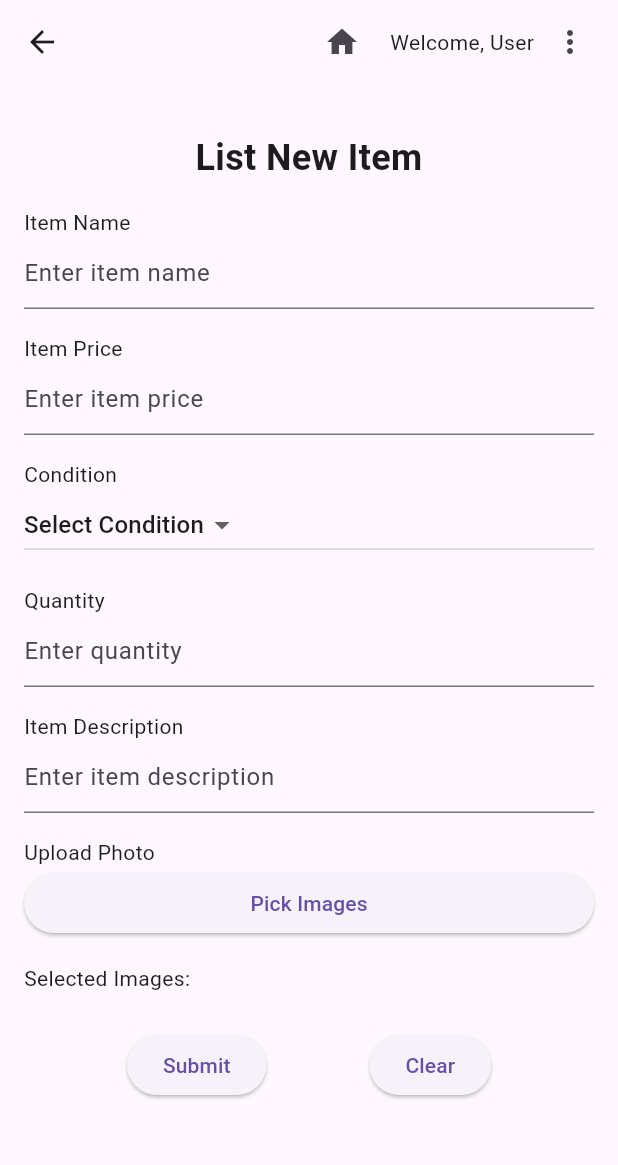
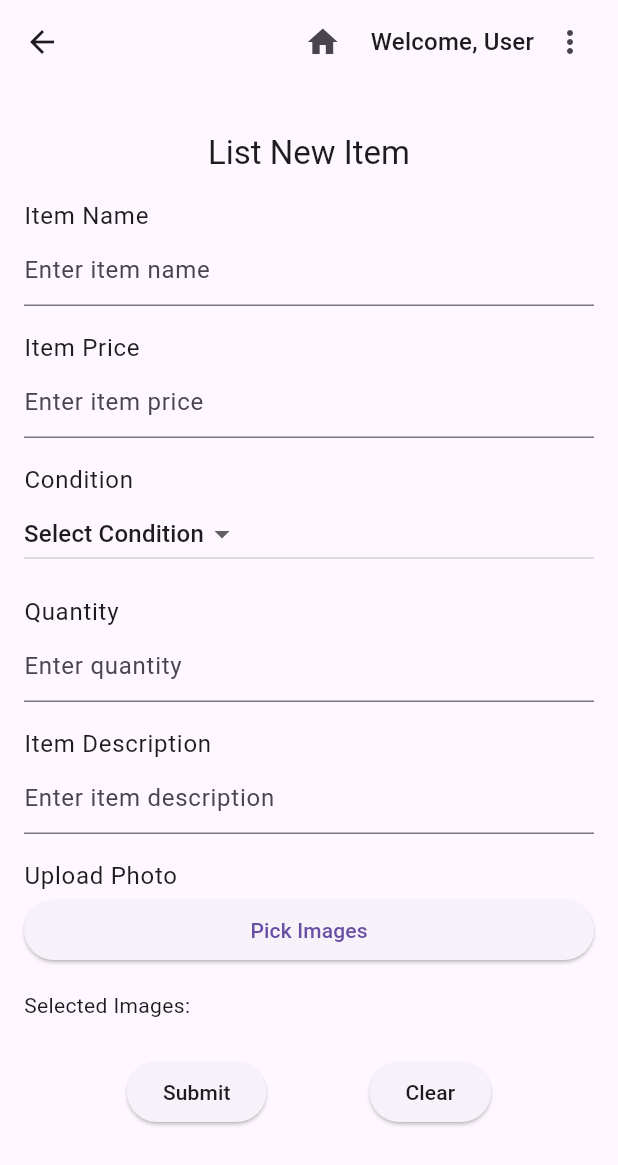
Before and after one commit to kingsley-aaron/MyCampusMarketplace_FrontEnd, a Flutter app: the HomeScreen screen opened directly, after a tap on "List New Item", on a phone screen of 412 x 824 dp. Shown: the top 1165 px of the screen. Run offline on Flutter 3.47's test engine with Material 3 defaults, Android fonts, the phone set to English and light mode, and no system bars; our stand-ins replace font_awesome_flutter, image_picker.

Commit message:
Updated theme design

```diff
--- a/my_campus_marketplace_front_end/lib/Views/listItem.dart
+++ b/my_campus_marketplace_front_end/lib/Views/listItem.dart
@@ -80,7 +80,10 @@ class _ListItemPageState extends State<ListItemPage> {
             padding: const EdgeInsets.all(8.0),
             child: Row(
               children: [
-                Text('Welcome, $userName'),
+                Text(
+                  'Welcome, $userName',
+                  style: Theme.of(context).textTheme.titleMedium,
+                ),
                 PopupMenuButton<String>(
                   onSelected: (value) {
                     if (value == 'myListings') {
@@ -97,13 +100,19 @@ class _ListItemPageState extends State<ListItemPage> {
                   },
                   itemBuilder: (BuildContext context) =>
                       <PopupMenuEntry<String>>[
-                    const PopupMenuItem<String>(
+                    PopupMenuItem<String>(
                       value: 'myListings',
-                      child: Text('My Listings'),
+                      child: Text(
+                        'My Listings',
+                        style: Theme.of(context).textTheme.titleMedium,
+                      ),
                     ),
-                    const PopupMenuItem<String>(
+                    PopupMenuItem<String>(
                       value: 'signOut',
-                      child: Text('Sign Out'),
+                      child: Text(
+                        'Sign Out',
+                        style: Theme.of(context).textTheme.titleMedium,
+                      ),
                     ),
                   ],
                 ),
@@ -112,6 +121,7 @@ class _ListItemPageState extends State<ListItemPage> {
           ),
         ],
       ),
+      backgroundColor: Theme.of(context).scaffoldBackgroundColor,
       body: SingleChildScrollView(
         padding: EdgeInsets.all(16.0),
         child: Column(
@@ -121,14 +131,11 @@ class _ListItemPageState extends State<ListItemPage> {
               padding: EdgeInsets.all(16.0),
               child: Text(
                 'List New Item',
-                style: TextStyle(
-                  fontSize: 24,
-                  fontWeight: FontWeight.bold,
-                ),
+                style: Theme.of(context).textTheme.titleLarge,
                 textAlign: TextAlign.center,
               ),
             ),
-            Text('Item Name'),
+            Text('Item Name', style: Theme.of(context).textTheme.bodyLarge),
             TextField(
               controller: _itemNameController,
               decoration: InputDecoration(
@@ -136,7 +143,7 @@ class _ListItemPageState extends State<ListItemPage> {
               ),
             ),
             SizedBox(height: 16.0),
-            Text('Item Price'),
+            Text('Item Price', style: Theme.of(context).textTheme.bodyLarge),
             TextField(
               controller: _itemPriceController,
               decoration: InputDecoration(
@@ -144,7 +151,7 @@ class _ListItemPageState extends State<ListItemPage> {
               ),
             ),
             SizedBox(height: 16.0),
-            Text('Condition'),
+            Text('Condition', style: Theme.of(context).textTheme.bodyLarge),
             DropdownButton<int>(
               value: _selectedConditionIndex,
               onChanged: (value) {
@@ -176,7 +183,10 @@ class _ListItemPageState extends State<ListItemPage> {
               ],
             ),
             SizedBox(height: 16.0),
-            Text('Quantity'), // New field: Quantity
+            Text('Quantity',
+                style: Theme.of(context)
+                    .textTheme
+                    .bodyLarge), // New field: Quantity
             TextFormField(
               controller: _quantityController,
               keyboardType: TextInputType.number,
@@ -185,7 +195,8 @@ class _ListItemPageState extends State<ListItemPage> {
               ),
             ),
             SizedBox(height: 16.0),
-            Text('Item Description'),
+            Text('Item Description',
+                style: Theme.of(context).textTheme.bodyLarge),
             TextField(
               controller: _itemDescriptionController,
               maxLines: null,
@@ -194,7 +205,7 @@ class _ListItemPageState extends State<ListItemPage> {
               ),
             ),
             SizedBox(height: 16.0),
-            Text('Upload Photo'),
+            Text('Upload Photo', style: Theme.of(context).textTheme.bodyLarge),
             ElevatedButton(
               onPressed: _pickImages,
               child: Text('Pick Images'),
@@ -226,7 +237,10 @@ class _ListItemPageState extends State<ListItemPage> {
                   onPressed: () {
                     _submitForm();
                   },
-                  child: Text('Submit'),
+                  child: Text(
+                    'Submit',
+                    style: Theme.of(context).textTheme.labelLarge,
+                  ),
                 ),
                 ElevatedButton(
                   onPressed: () {
@@ -240,7 +254,10 @@ class _ListItemPageState extends State<ListItemPage> {
                       selectedImages.clear();
                     });
                   },
-                  child: Text('Clear'),
+                  child: Text(
+                    'Clear',
+                    style: Theme.of(context).textTheme.labelLarge,
+                  ),
                 ),
               ],
             ),
--- a/my_campus_marketplace_front_end/lib/Views/mainMenu.dart
+++ b/my_campus_marketplace_front_end/lib/Views/mainMenu.dart
@@ -1,13 +1,12 @@
+import 'package:flutter/material.dart';
+import 'forSale.dart';
+import 'listItem.dart';
+import 'myListings.dart';
+import 'package:mycampusmarketplace/views/loginview.dart';
+import 'package:mycampusmarketplace/main.dart' as m;
 import 'package:mycampusmarketplace/Models/item.dart';
 import 'package:mycampusmarketplace/Repositories/itemClient.dart';
 import 'package:mycampusmarketplace/Repositories/userClient.dart';
-import 'package:mycampusmarketplace/main.dart';
-import '../main.dart' as m;
-import 'listItem.dart';
-import 'package:flutter/material.dart';
-import 'package:mycampusmarketplace/views/loginview.dart';
-import 'forSale.dart';
-import 'myListings.dart';
 import 'package:font_awesome_flutter/font_awesome_flutter.dart';
 
 class HomeScreen extends StatefulWidget {
@@ -22,7 +21,7 @@ class HomeScreen extends StatefulWidget {
 }
 
 class _HomeScreenState extends State<HomeScreen> {
-  _HomeScreenState(userName);
+  _HomeScreenState(this.userName);
   late String userName = widget.userName;
 
   List<Item> items = List.empty();
@@ -61,7 +60,6 @@ class _HomeScreenState extends State<HomeScreen> {
   Widget build(BuildContext context) {
     return Scaffold(
       appBar: AppBar(
-        // title: Text('My Campus Marketplace'),
         actions: [
           Padding(
             padding: const EdgeInsets.all(8.0),
@@ -69,12 +67,7 @@ class _HomeScreenState extends State<HomeScreen> {
               children: [
                 Text(
                   'Welcome, $userName',
-                  style: TextStyle(
-                    fontFamily: 'Quicksand',
-                    fontSize: 16, // Adjust font size as needed
-                    fontWeight:
-                        FontWeight.normal, // Adjust font weight as needed
-                  ),
+                  style: Theme.of(context).textTheme.titleMedium,
                 ),
                 PopupMenuButton<String>(
                   onSelected: (value) {
@@ -92,28 +85,18 @@ class _HomeScreenState extends State<HomeScreen> {
                   },
                   itemBuilder: (BuildContext context) =>
                       <PopupMenuEntry<String>>[
-                    const PopupMenuItem<String>(
+                    PopupMenuItem<String>(
                       value: 'myListings',
                       child: Text(
                         'My Listings',
-                        style: TextStyle(
-                          fontFamily: 'Quicksand',
-                          fontSize: 16, // Adjust font size as needed
-                          fontWeight:
-                              FontWeight.normal, // Adjust font weight as needed
-                        ),
+                        style: Theme.of(context).textTheme.titleMedium,
                       ),
                     ),
-                    const PopupMenuItem<String>(
+                    PopupMenuItem<String>(
                       value: 'signOut',
                       child: Text(
                         'Sign Out',
-                        style: TextStyle(
-                          fontFamily: 'Quicksand',
-                          fontSize: 16, // Adjust font size as needed
-                          fontWeight:
-                              FontWeight.normal, // Adjust font weight as needed
-                        ),
+                        style: Theme.of(context).textTheme.titleMedium,
                       ),
                     ),
                   ],
@@ -123,6 +106,7 @@ class _HomeScreenState extends State<HomeScreen> {
           ),
         ],
       ),
+      backgroundColor: Theme.of(context).scaffoldBackgroundColor,
       body: Column(
         crossAxisAlignment: CrossAxisAlignment.stretch,
         children: [
@@ -130,12 +114,7 @@ class _HomeScreenState extends State<HomeScreen> {
             padding: EdgeInsets.all(16.0),
             child: Text(
               'My Campus Marketplace',
-              style: TextStyle(
-                fontFamily: 'Quicksand',
-                fontSize: 24,
-                fontWeight: FontWeight.bold,
-                color: Color.fromARGB(229, 41, 39, 39),
-              ),
+              style: Theme.of(context).textTheme.titleLarge,
               textAlign: TextAlign.center,
             ),
           ),
@@ -155,29 +134,40 @@ class _HomeScreenState extends State<HomeScreen> {
                         ),
                       );
                     },
+                    style: ElevatedButton.styleFrom(
+                      backgroundColor: Color.fromARGB(223, 5, 40, 27),
+                      shape: RoundedRectangleBorder(
+                        borderRadius: BorderRadius.circular(20.0),
+                      ),
+                    ),
                     child: Text(
                       'List New Item',
-                      style: TextStyle(
-                        fontFamily: 'Quicksand',
-                        fontSize: 16, // Adjust font size as needed
-                        fontWeight:
-                            FontWeight.normal, // Adjust font weight as needed
-                      ),
+                      style: Theme.of(context).textTheme.labelLarge,
                     ),
                   ),
                   const SizedBox(height: 20),
                   ElevatedButton(
                     onPressed: () {
-                      getItems();
+                      Navigator.push(
+                        context,
+                        MaterialPageRoute(
+                          builder: (context) => ForSale(
+                            userName: userName,
+                            items: [],
+                          ),
+                        ),
+                      );
+                      getItems(); // Moved outside the child property
                     },
+                    style: ElevatedButton.styleFrom(
+                      backgroundColor: Color.fromARGB(223, 5, 40, 27),
+                      shape: RoundedRectangleBorder(
+                        borderRadius: BorderRadius.circular(20.0),
+                      ),
+                    ),
                     child: Text(
                       'For Sale',
-                      style: TextStyle(
-                        fontFamily: 'Quicksand',
-                        fontSize: 16, // Adjust font size as needed
-                        fontWeight:
-                            FontWeight.normal, // Adjust font weight as needed
-                      ),
+                      style: Theme.of(context).textTheme.labelLarge,
                     ),
                   ),
                 ],
```
Also changed, not shown: my_campus_marketplace_front_end/lib/Views/appBar.dart (+29 -11 lines), my_campus_marketplace_front_end/lib/Views/expandedSale.dart (+28 -11 lines), my_campus_marketplace_front_end/lib/Views/expandedUser.dart (+19 -6 lines), my_campus_marketplace_front_end/lib/Views/forSale.dart (+27 -24 lines), my_campus_marketplace_front_end/lib/Views/loginview.dart (+5 -6 lines), my_campus_marketplace_front_end/lib/Views/myListings.dart (+16 -6 lines), my_campus_marketplace_front_end/lib/theme.dart (added, +67 -0 lines).
